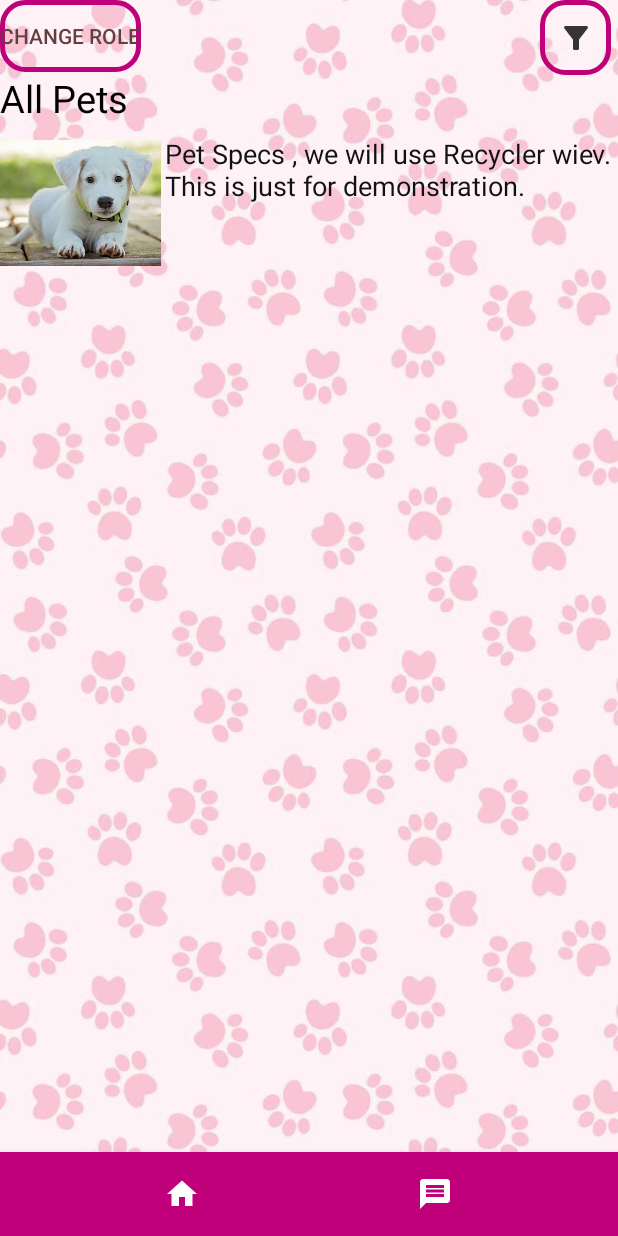
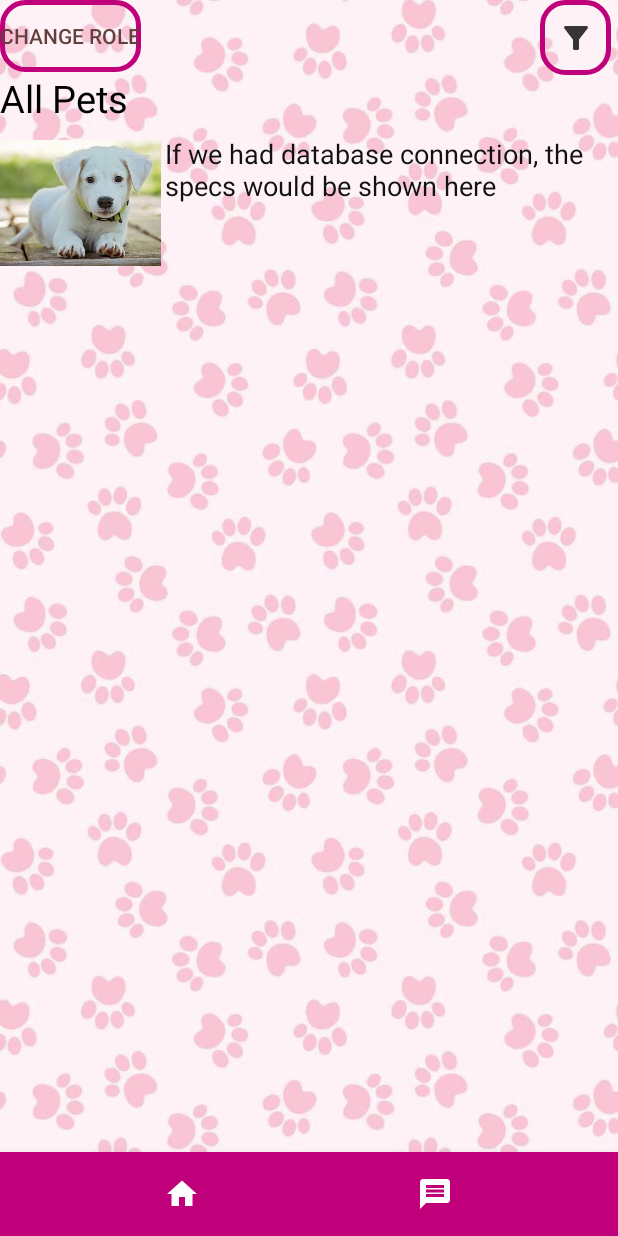
Before and after one commit to gulderensungur/Adopet, an Android app: the HomeFragment screen opened directly, with no data from a screen before it, on a phone screen of 412 x 824 dp. Run offline under Robolectric (Android 15) with nearby library versions, the phone set to English and light mode, and no system bars.

Commit message:
Update fragment_home.xml

```diff
--- a/app/src/main/res/layout/fragment_home.xml
+++ b/app/src/main/res/layout/fragment_home.xml
@@ -58,7 +58,7 @@
         android:layout_height="103dp"
         android:layout_marginLeft="110dp"
         android:layout_marginTop="90dp"
-        android:text="Pet Specs , we will use Recycler wiev. This is just for demonstration."
+        android:text="If we had database connection, the specs would be shown here"
         android:textColor="#121111"
         android:textSize="18sp"
         app:layout_constraintEnd_toEndOf="parent"
```
